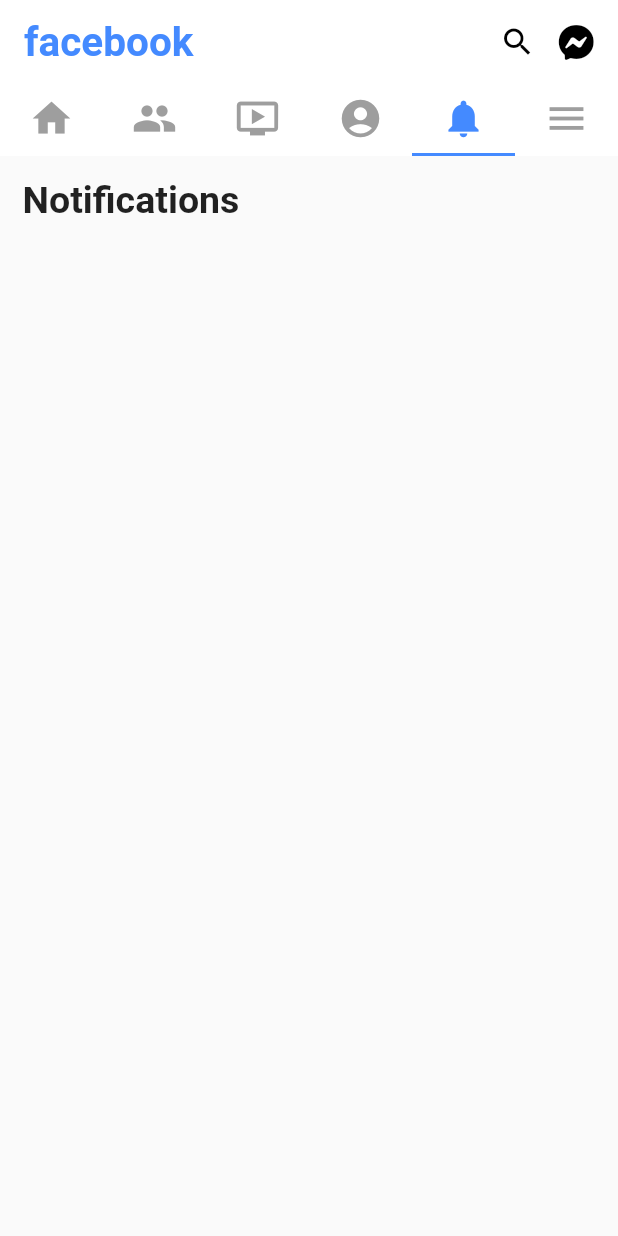
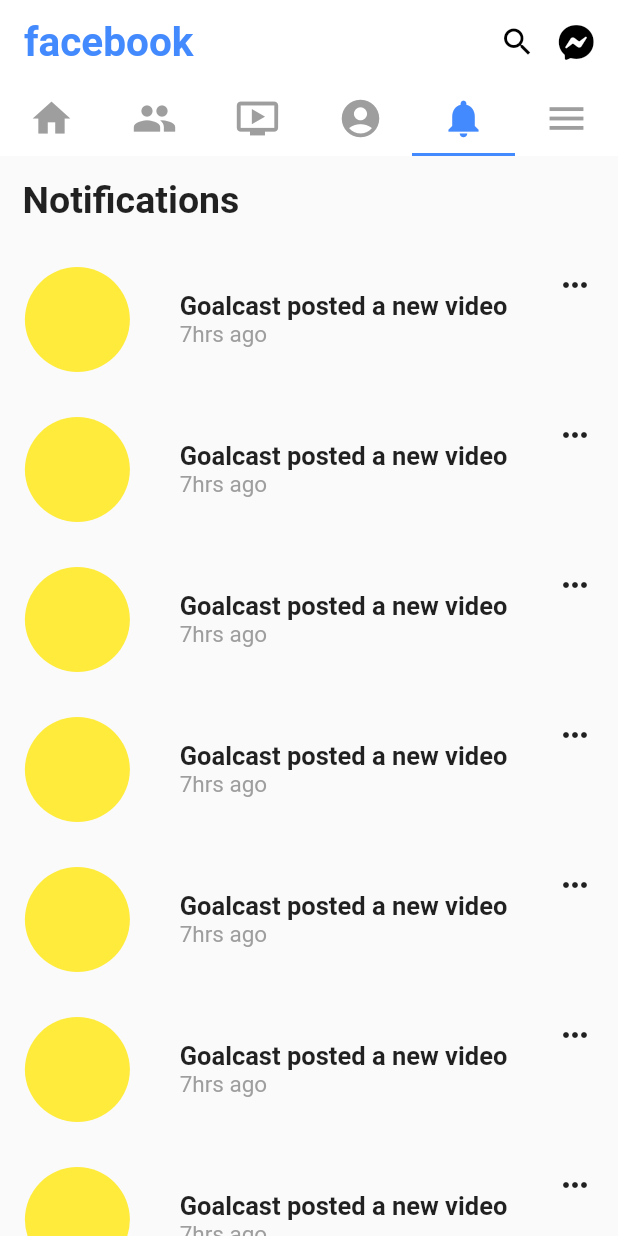
Before and after one commit to ahmedgulabkhan/facebook_ui_flutter, a Flutter app: the screen it shows after launch, tab 5 chosen, on a phone screen of 412 x 824 dp. Run offline on Flutter 3.47's test engine with Material 2 defaults, Android fonts, the phone set to English and light mode, and no system bars; our stand-ins replace font_awesome_flutter; missing offline and left inert: flutter_statusbarcolor.

Commit message:
:art: notifs_tab update

```diff
--- a/lib/tabs/notifications_tab.dart
+++ b/lib/tabs/notifications_tab.dart
@@ -1,17 +1,32 @@
 import 'package:flutter/material.dart';
-
+import 'package:facebook_ui_flutter/widgets/notification_widget.dart';
 class NotificationsTab extends StatelessWidget {
   @override
   Widget build(BuildContext context) {
-    return Container(
-      padding: EdgeInsets.symmetric(horizontal: 15.0, vertical: 15.0),
+    return SingleChildScrollView(
+      child: Container(
         child: Column(
           mainAxisAlignment: MainAxisAlignment.start,
           crossAxisAlignment: CrossAxisAlignment.start,
           children: <Widget>[
-          Text('Notifications', style: TextStyle(fontSize: 25.0, fontWeight: FontWeight.bold)),
+            Padding(
+              padding: const EdgeInsets.fromLTRB(15.0, 15.0, 0.0, 15.0),
+              child: Text('Notifications', style: TextStyle(fontSize: 25.0, fontWeight: FontWeight.bold)),
+            ),
+
+            NotificationWidget(),
+            NotificationWidget(),
+            NotificationWidget(),
+            NotificationWidget(),
+            NotificationWidget(),
+            NotificationWidget(),
+            NotificationWidget(),
+            NotificationWidget(),
+            NotificationWidget(),
+            NotificationWidget(),
           ],
         )
+      ),
     );
   }
 }
--- /dev/null
+++ b/lib/widgets/notification_widget.dart
@@ -0,0 +1,35 @@
+import 'package:flutter/material.dart';
+
+class NotificationWidget extends StatelessWidget {
+  @override
+  Widget build(BuildContext context) {
+    return Container(
+      width: MediaQuery.of(context).size.width,
+      height: 100.0,
+      child: Row(
+        mainAxisAlignment: MainAxisAlignment.spaceAround,
+        children: <Widget>[
+          CircleAvatar(
+            backgroundColor: Colors.yellow,
+            radius: 35.0,
+          ),
+          Column(
+            mainAxisAlignment: MainAxisAlignment.center,
+            crossAxisAlignment: CrossAxisAlignment.start,
+            children: <Widget>[
+              Text('Goalcast posted a new video', style: TextStyle(fontSize: 17.0, fontWeight: FontWeight.bold)),
+              Text('7hrs ago', style: TextStyle(fontSize: 15.0, color: Colors.grey)),
+            ],
+          ),
+          Column(
+            mainAxisAlignment: MainAxisAlignment.spaceAround,
+            children: <Widget>[
+              Icon(Icons.more_horiz),
+              Text(''),
+            ],
+          )
+        ],
+      ),
+    );
+  }
+}
```
Lines whose indentation alone changed are shown as unchanged.
